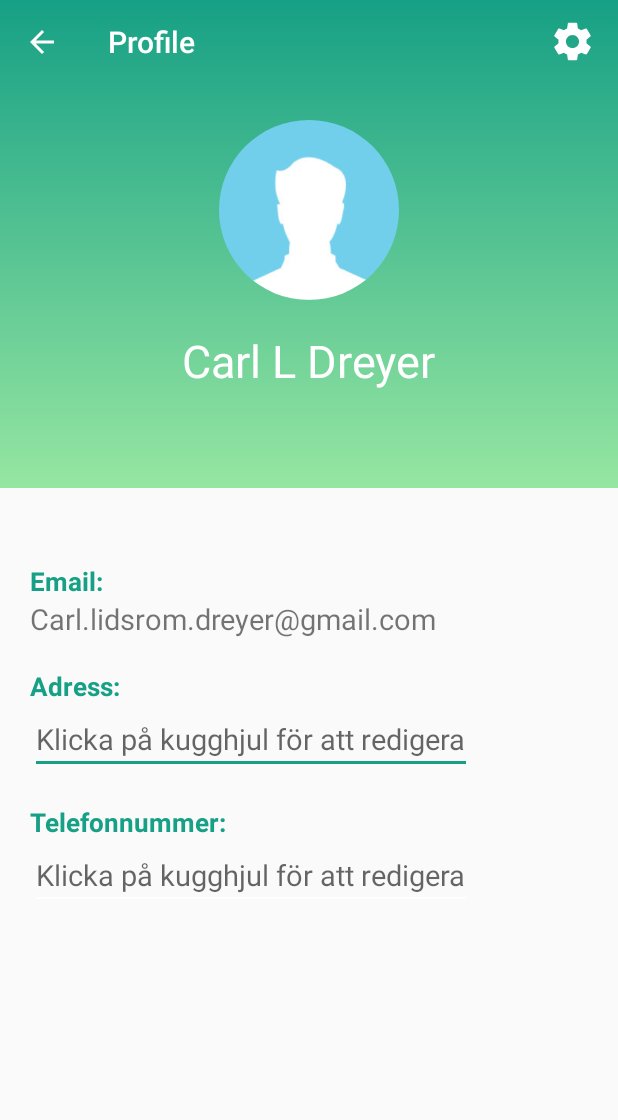
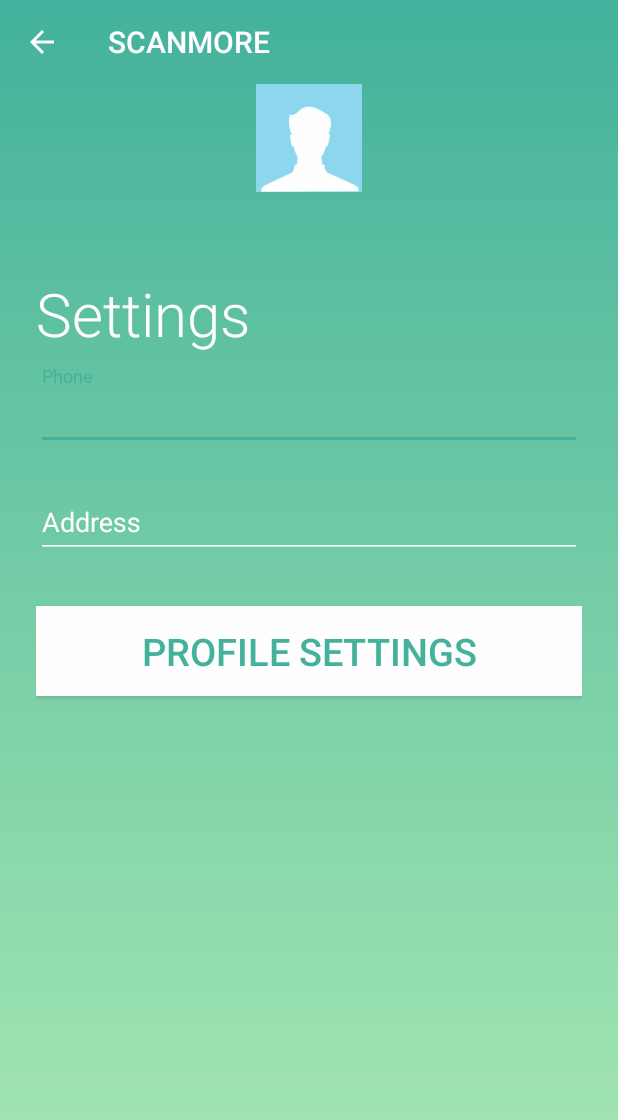
Before and after one commit to CarlLDreyer/scanmore, an Android app: the ProfileActivity screen opened directly, with no data from a screen before it, after a tap on "settingsButton", on a phone screen of 412 x 824 dp. Shown: the top 1120 px of the screen. Run offline under Robolectric (Android 15) with nearby library versions, the phone set to English and light mode, and no system bars; 2 statements that could not run were skipped.

Commit message:
Some settings

```diff
--- a/app/build.gradle
+++ b/app/build.gradle
@@ -37,7 +37,7 @@ dependencies {
     annotationProcessor 'com.jakewharton:butterknife-compiler:10.1.0'
     implementation 'pl.bclogic:pulsator4droid:1.0.3'
     implementation 'de.hdodenhof:circleimageview:2.2.0'
-    compile 'com.github.dmytrodanylyk.shadow-layout:library:1.0.1'
+    implementation 'com.github.dmytrodanylyk.shadow-layout:library:1.0.1'
     implementation 'com.shawnlin:number-picker:2.4.8'
 
 }
--- a/app/src/main/java/com/example/scanmore/ProfileActivity.java
+++ b/app/src/main/java/com/example/scanmore/ProfileActivity.java
@@ -1,31 +1,29 @@
 package com.example.scanmore;
 
+import android.content.Intent;
 import android.os.Bundle;
 import android.view.MenuItem;
 import android.view.View;
-import android.widget.EditText;
 import android.widget.ImageButton;
 import android.widget.TextView;
-
-import com.example.scanmore.Database.DatabaseHandler;
-import com.example.scanmore.Database.User;
-import com.example.scanmore.LoginActivity;
-import com.example.scanmore.R;
-
-import java.util.List;
 
 import androidx.appcompat.app.ActionBar;
 import androidx.appcompat.app.AppCompatActivity;
 import androidx.appcompat.widget.Toolbar;
 
+import com.example.scanmore.Database.DatabaseHandler;
+import com.example.scanmore.Database.User;
+
+import java.util.List;
+
 public class ProfileActivity extends AppCompatActivity {
 
+    private TextView address;
+    private TextView phone;
+
+    TextView nameView;
     TextView emailView;
-    TextView nameView;
     DatabaseHandler db;
-
-    private EditText number;
-    private EditText address;
 
     LoginActivity la = LoginActivity.getInstance();
 
@@ -33,36 +31,39 @@ public class ProfileActivity extends AppCompatActivity {
     protected void onCreate(Bundle savedInstanceState) {
         super.onCreate(savedInstanceState);
         setContentView(R.layout.activity_profile);
+        Intent intent = getIntent();
+
+        String address1 = intent.getStringExtra("address");
+        String phone1 = intent.getStringExtra("phone");
+
         setupToolbar();
+        address = (TextView)findViewById(R.id.street_profile);
+        address.setText("");
+        address.setText("Address: " + address1);
+        phone = (TextView)findViewById(R.id.mobile_profile);
+        phone.setText("");
+        phone.setText("Phone number: " + phone1);
         db = new DatabaseHandler(this);
         final List<User> users = db.getAllUsers();
 
         User user = la.getActiveUser();
-
         nameView = findViewById(R.id.profile_name);
         nameView.setText(user.getName());
+        emailView = findViewById(R.id.email_profile);
+        emailView.setText("Email: " + user.getEmail());
         //nameView.append(user.getName());
-        emailView = findViewById(R.id.email_profile);
-        emailView.setText(user.getEmail());
 
-        number = findViewById(R.id.mobile_profile);
-        number.setEnabled(false);
-
-        address = findViewById(R.id.street_profile);
-        address.setEnabled(false);
-
-        ImageButton settings = (ImageButton) findViewById(R.id.settings_button);
+        //Will open the settings activity
+        ImageButton settings = (ImageButton) findViewById(R.id.btn_setSettings);
         settings.setOnClickListener(new View.OnClickListener() {
             @Override
             public void onClick(View view) {
-
-                address.setEnabled(true);
-                address.setEnabled(true);
-
+                Intent i = new Intent(ProfileActivity.this, Settingsactivity.class);
+                startActivity(i);
             }
         });
+    }
 
-    }
     private void setupToolbar() {
         Toolbar toolbar = (Toolbar) findViewById(R.id.toolbar);
         setSupportActionBar(toolbar);
@@ -78,7 +79,7 @@ public class ProfileActivity extends AppCompatActivity {
                 onBackPressed();
                 return true;
         }
-
         return super.onOptionsItemSelected(item);
     }
+
 }
--- /dev/null
+++ b/app/src/main/java/com/example/scanmore/Settingsactivity.java
@@ -0,0 +1,219 @@
+package com.example.scanmore;
+
+import android.content.Context;
+import android.content.Intent;
+import android.content.SharedPreferences;
+import android.os.Bundle;
+import android.util.Patterns;
+import android.view.MenuItem;
+import android.view.MotionEvent;
+import android.view.View;
+import android.widget.Button;
+import android.widget.EditText;
+import android.widget.Toast;
+
+import androidx.appcompat.app.ActionBar;
+import androidx.appcompat.app.AppCompatActivity;
+import androidx.appcompat.widget.Toolbar;
+
+import com.google.android.material.textfield.TextInputLayout;
+
+public class Settingsactivity extends AppCompatActivity {
+
+    private static Settingsactivity settingInstance = null;
+    SharedPreferences sharedPreferences;
+
+    //this button will "save the changes"
+    Button confirm;
+
+    EditText edtPhoneNumber;
+    EditText edtAddress;
+
+    TextInputLayout edtPhoneWrapper;
+    TextInputLayout edtAddressWrapper;
+
+    private String addressR;
+    private String phoneR;
+    /*
+TextView address = findViewById(R.id.street_p);
+TextView phone = findViewById(R.id.mobile_p);
+      */
+    public static final String mypreference = "mypref";
+    public static final String PHONE = "phoneKey";
+    public static final String ADDRESS = "addressKey";
+
+    private String text1;
+    private String text2;
+
+    @Override
+    protected void onCreate(final Bundle savedInstanceState) {
+        super.onCreate(savedInstanceState);
+        setContentView(R.layout.activity_settingsactivity);
+        setupToolbar();
+        confirm = (Button)findViewById(R.id.btn_setSettings);
+        edtPhoneNumber = (EditText) findViewById(R.id.input_phone);
+        edtAddress = (EditText)findViewById(R.id.input_address);
+
+        sharedPreferences = getSharedPreferences(mypreference, Context.MODE_PRIVATE);
+        if(sharedPreferences.contains(ADDRESS)){
+            edtAddress.setText(sharedPreferences.getString(ADDRESS,""));
+        }
+        if(sharedPreferences.contains(PHONE)){
+            edtPhoneNumber.setText(sharedPreferences.getString(PHONE, ""));
+        }
+        edtAddressWrapper = (TextInputLayout)findViewById(R.id.input_address_label);
+        edtPhoneWrapper = (TextInputLayout)findViewById(R.id.input_phone_label);
+
+        edtAddress.setOnTouchListener(new View.OnTouchListener() {
+            @Override
+            public boolean onTouch(View v, MotionEvent event) {
+                isAddressValid();
+                return false;
+            }
+        });
+
+        edtPhoneNumber.setOnTouchListener(new View.OnTouchListener() {
+            @Override
+            public boolean onTouch(View v, MotionEvent event) {
+                isPhoneNumberValid();
+                return false;
+            }
+        });
+
+
+        confirm.setOnClickListener(new View.OnClickListener() {
+            @Override
+            public void onClick(View v) {
+                if (!validate2()) {
+                    onConfirmedFail();
+                    return;
+                }
+                else {
+                    confirm();
+
+                    Intent returnIntent = new Intent(Settingsactivity.this,ProfileActivity.class);
+                    /*
+                    String phone = edtPhoneNumber.getText().toString();
+                    String address = edtAddress.getText().toString();
+*/
+                    returnIntent.putExtra("phone", getPhoneNumber() );
+                    returnIntent.putExtra("address", getAddress());
+                    startActivityForResult(returnIntent, 1);
+
+                }
+            }
+        });
+
+
+        settingInstance =  this;
+
+    }
+
+    //checks if the inputs are valid
+    public boolean validate2() {
+        boolean valid2 = true;
+        String phone = edtPhoneNumber.getText().toString();
+        String address = edtAddress.getText().toString();
+
+        if (phone.length()<10 || !Patterns.PHONE.matcher(phone).matches()) {
+            edtPhoneWrapper.setError("Phone must be atleast 10 didgits");
+            valid2 = false;
+        } else {
+            edtPhoneNumber.setError(null);
+        }
+
+        if(address.length()<1){
+            edtAddressWrapper.setError("Address cannot be 0");
+            valid2 = false;
+        }else{
+            edtAddress.setError(null);
+        }
+        return valid2;
+    }
+
+    public void onConfirmedFail() {
+        Toast.makeText(getBaseContext(), "Confirmation failed", Toast.LENGTH_LONG).show();
+        confirm.setEnabled(true);
+    }
+
+    public void confirm() {
+        confirm.setEnabled(false);
+        Toast.makeText(Settingsactivity.this, "Changes confirmed", Toast.LENGTH_SHORT).show();
+        String a = edtAddress.getText().toString();
+        String p = edtPhoneNumber.getText().toString();
+        SharedPreferences.Editor editor = sharedPreferences.edit();
+        editor.putString(ADDRESS, a);
+        editor.putString(PHONE, p);
+        editor.commit();
+    }
+
+    private void setupToolbar() {
+        Toolbar toolbar = (Toolbar) findViewById(R.id.toolbar);
+        setSupportActionBar(toolbar);
+        final ActionBar ab = getSupportActionBar();
+        if (ab != null) {
+            ab.setDisplayHomeAsUpEnabled(true);
+        }
+    }
+
+    @Override
+    public boolean onOptionsItemSelected(MenuItem item) {
+        switch (item.getItemId()) {
+            case android.R.id.home:
+                onBackPressed();
+                return true;
+        }
+        return super.onOptionsItemSelected(item);
+    }
+
+    public void isPhoneNumberValid(){
+        String phone = edtPhoneNumber.getText().toString();
+        boolean validPhoneNumber = phone.length()<1 || !Patterns.PHONE.matcher(phone).matches();
+        if(validPhoneNumber){
+            edtPhoneWrapper.setError("Please enter a valid phone number");
+        }
+
+        else{
+            edtPhoneWrapper.setError(null);
+        }
+    }
+
+    public void isAddressValid(){
+        String address = edtAddress.getText().toString();
+        boolean validAddress = address.isEmpty() || address.length() < 1;
+        if(validAddress){
+            edtAddressWrapper.setError("Please enter a valid address");
+        }
+        else{
+            edtAddressWrapper.setError(null);
+        }
+    }
+
+    public String getAddress(){
+
+        edtAddress = (EditText) findViewById(R.id.input_address);
+        sharedPreferences = getSharedPreferences(mypreference, Context.MODE_PRIVATE);
+        if(sharedPreferences.contains(ADDRESS)){
+            addressR = sharedPreferences.getString(ADDRESS, "");
+        }
+        return addressR;
+    }
+
+    public String getPhoneNumber(){
+        edtPhoneNumber = (EditText)findViewById(R.id.input_phone);
+        sharedPreferences = getSharedPreferences(mypreference, Context.MODE_PRIVATE);
+        if(sharedPreferences.contains(PHONE)){
+            phoneR = sharedPreferences.getString(PHONE, "");
+        }
+        return phoneR;
+    }
+
+    public static Settingsactivity getInstanceSetting() {
+        if(settingInstance == null){
+            settingInstance = new Settingsactivity();
+        }
+        return settingInstance ;
+    }
+
+
+}
--- a/app/src/main/res/layout/activity_profile.xml
+++ b/app/src/main/res/layout/activity_profile.xml
@@ -36,66 +36,79 @@
             android:textSize="30sp" />
     </LinearLayout>
 
+
+
+
     <LinearLayout
-        android:layout_width="wrap_content"
-        android:paddingStart="20dp"
-        android:paddingEnd="20dp"
+        android:layout_width="360dp"
         android:layout_height="wrap_content"
         android:orientation="vertical"
-        android:layout_below="@id/profile_layout"
-        android:paddingTop="50dp">
+        android:layout_gravity="center"
+        android:layout_marginTop="450dp">
+        <LinearLayout
+            android:orientation="horizontal"
+            android:paddingLeft="25dp"
+            android:layout_width="match_parent"
+            android:layout_height="wrap_content">
+            <ImageView
+                android:layout_width="36dp"
+                android:layout_height="36dp"
+                android:src="@drawable/ic_email_black_24dp"/>
             <TextView
-            android:id="@+id/email_p"
+                android:id="@+id/email_profile"
+                android:textStyle="bold"
+                android:layout_gravity="center_vertical"
                 android:layout_width="wrap_content"
                 android:layout_height="wrap_content"
+                android:paddingLeft="20dp"
+                android:text=" Mail"/>
+        </LinearLayout>
+
+        <LinearLayout
+            android:layout_marginTop="25dp"
+            android:orientation="horizontal"
+            android:paddingLeft="25dp"
+            android:layout_width="match_parent"
+            android:layout_height="wrap_content">
+            <ImageView
+                android:layout_width="36dp"
+                android:layout_height="36dp"
+                android:src="@drawable/ic_home_black_24dp"/>
+            <TextView
+                android:id="@+id/street_profile"
                 android:textStyle="bold"
-            android:textColor="@color/toolbar_color"
-            android:text="Email:"
-            android:textSize="17sp"/>
-        <TextView
-            android:id="@+id/email_profile"
+                android:layout_gravity="center_vertical"
                 android:layout_width="wrap_content"
                 android:layout_height="wrap_content"
-            android:textSize="19sp"
-            android:text="Carl.lidsrom.dreyer@gmail.com "/>
+                android:paddingLeft="20dp"
+                android:text="Address "/>
+        </LinearLayout>
+
+        <LinearLayout
+            android:layout_marginTop="25dp"
+            android:orientation="horizontal"
+            android:paddingLeft="25dp"
+            android:layout_width="match_parent"
+            android:layout_height="wrap_content">
+            <ImageView
+                android:layout_width="36dp"
+                android:layout_height="36dp"
+                android:src="@drawable/ic_smartphone_black_24dp"/>
             <TextView
-            android:id="@+id/street_p"
+                android:id="@+id/mobile_profile"
+                android:textStyle="bold"
+                android:layout_gravity="center_vertical"
                 android:layout_width="wrap_content"
                 android:layout_height="wrap_content"
-            android:textStyle="bold"
-            android:textColor="@color/toolbar_color"
-            android:text="Adress:"
-            android:layout_marginTop="20dp"
-            android:textSize="17sp"/>
+                android:paddingLeft="20dp"
+                android:text="Phone number"/>
+        </LinearLayout>
 
-        <EditText
-            android:id="@+id/street_profile"
-            android:layout_width="wrap_content"
-            android:layout_height="wrap_content"
-            android:textSize="19sp"
-            android:hint="Klicka på kugghjul för att redigera"
-            android:maxLines="1"
-            android:inputType="text"/>
-        <TextView
-            android:id="@+id/mobile_p"
-            android:layout_width="wrap_content"
-            android:layout_height="wrap_content"
-            android:textStyle="bold"
-            android:textColor="@color/toolbar_color"
-            android:text="Telefonnummer:"
-            android:layout_marginTop="20dp"
-            android:textSize="17sp"/>
 
-        <EditText
-            android:id="@+id/mobile_profile"
-            android:layout_width="wrap_content"
-            android:layout_height="wrap_content"
-            android:textSize="19sp"
-            android:hint="Klicka på kugghjul för att redigera"
-            android:maxLines="1"
-            android:inputType="number"
-            />
     </LinearLayout>
+
+
+
 
 
     <androidx.appcompat.widget.Toolbar
@@ -107,7 +120,7 @@
         android:minHeight="?attr/actionBarSize"
         app:theme="@style/TransparentToolbar">
         <ImageButton
-            android:id="@+id/settings_button"
+            android:id="@+id/btn_setSettings"
             android:layout_width="30dp"
             android:layout_height="30dp"
             android:contentDescription="settingsButton"
--- /dev/null
+++ b/app/src/main/res/layout/activity_settingsactivity.xml
@@ -0,0 +1,95 @@
+<?xml version="1.0" encoding="utf-8"?>
+<RelativeLayout
+
+    xmlns:android="http://schemas.android.com/apk/res/android"
+    xmlns:app="http://schemas.android.com/apk/res-auto"
+    android:layout_width="fill_parent"
+    android:layout_height="fill_parent"
+    android:fitsSystemWindows="true"
+    android:background="@drawable/gradient_bg"
+    android:alpha="0.8">
+
+    <LinearLayout
+        android:orientation="vertical"
+        android:layout_width="match_parent"
+        android:layout_height="wrap_content"
+        android:paddingTop="56dp"
+        android:paddingLeft="24dp"
+        android:paddingRight="24dp">
+
+        <ImageView android:src="@drawable/man"
+            android:layout_width="wrap_content"
+            android:layout_height="72dp"
+            android:layout_marginBottom="24dp"
+            android:layout_gravity="center_horizontal" />
+        <TextView
+            android:id="@+id/logInTextView"
+            android:layout_width="wrap_content"
+            android:layout_height="wrap_content"
+            android:layout_marginTop="30dp"
+            android:textColor="@color/colorWhite"
+            android:fontFamily="sans-serif-light"
+            android:textSize="40sp"
+            android:text="Settings" />
+
+        <!-- Phone Label -->
+        <com.google.android.material.textfield.TextInputLayout
+            android:id="@+id/input_phone_label"
+            android:layout_width="match_parent"
+            android:layout_height="wrap_content"
+            android:layout_marginTop="8dp"
+            android:layout_marginBottom="8dp"
+            android:textColorHint="@android:color/white">
+            <EditText android:id="@+id/input_phone"
+                android:layout_width="match_parent"
+                android:textColor="@android:color/white"
+                android:layout_height="wrap_content"
+                android:inputType="text"
+                android:hint="Phone" />
+        </com.google.android.material.textfield.TextInputLayout>
+
+
+        <!-- Address Label -->
+        <com.google.android.material.textfield.TextInputLayout
+            android:id="@+id/input_address_label"
+            android:layout_width="match_parent"
+            android:layout_height="wrap_content"
+            android:layout_marginTop="8dp"
+            android:layout_marginBottom="8dp"
+            android:textColorHint="@android:color/white"
+            app:passwordToggleTint="@android:color/white">
+            <EditText android:id="@+id/input_address"
+                android:layout_width="match_parent"
+                android:layout_height="wrap_content"
+                android:textColor="@android:color/white"
+                android:inputType="text"
+                android:hint="Address"/>
+        </com.google.android.material.textfield.TextInputLayout>
+
+        <!-- Signup Button -->
+        <Button
+            android:id="@+id/btn_setSettings"
+            android:layout_width="fill_parent"
+            android:layout_height="60dp"
+            android:layout_marginTop="24dp"
+            android:layout_marginBottom="24dp"
+            android:background="@android:color/white"
+            android:padding="12dp"
+            android:textSize="25sp"
+            android:textColor="@color/toolbar_color"
+            android:text="Profile Settings" />
+
+
+    </LinearLayout>
+    <androidx.appcompat.widget.Toolbar
+        android:id="@+id/toolbar"
+        android:layout_width="match_parent"
+        android:layout_height="wrap_content"
+        android:layout_gravity="top"
+        android:background="@android:color/transparent"
+        android:minHeight="?attr/actionBarSize"
+        app:theme="@style/TransparentToolbar">
+
+    </androidx.appcompat.widget.Toolbar>
+
+</RelativeLayout>
```
Also changed, not shown: app/src/main/AndroidManifest.xml (+10 -6 lines), app/src/main/res/drawable/ic_email_black_24dp.xml (added, +9 -0 lines), app/src/main/res/drawable/ic_home_black_24dp.xml (added, +9 -0 lines), app/src/main/res/drawable/ic_smartphone_black_24dp.xml (added, +9 -0 lines). Lines whose indentation alone changed are shown as unchanged.
